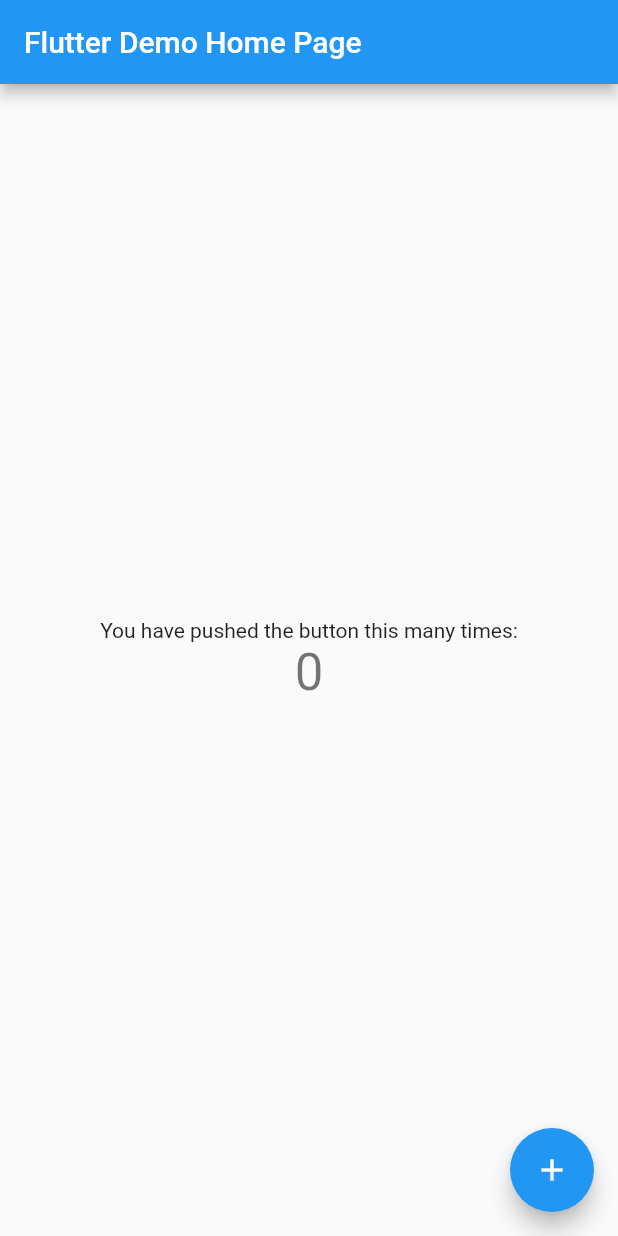
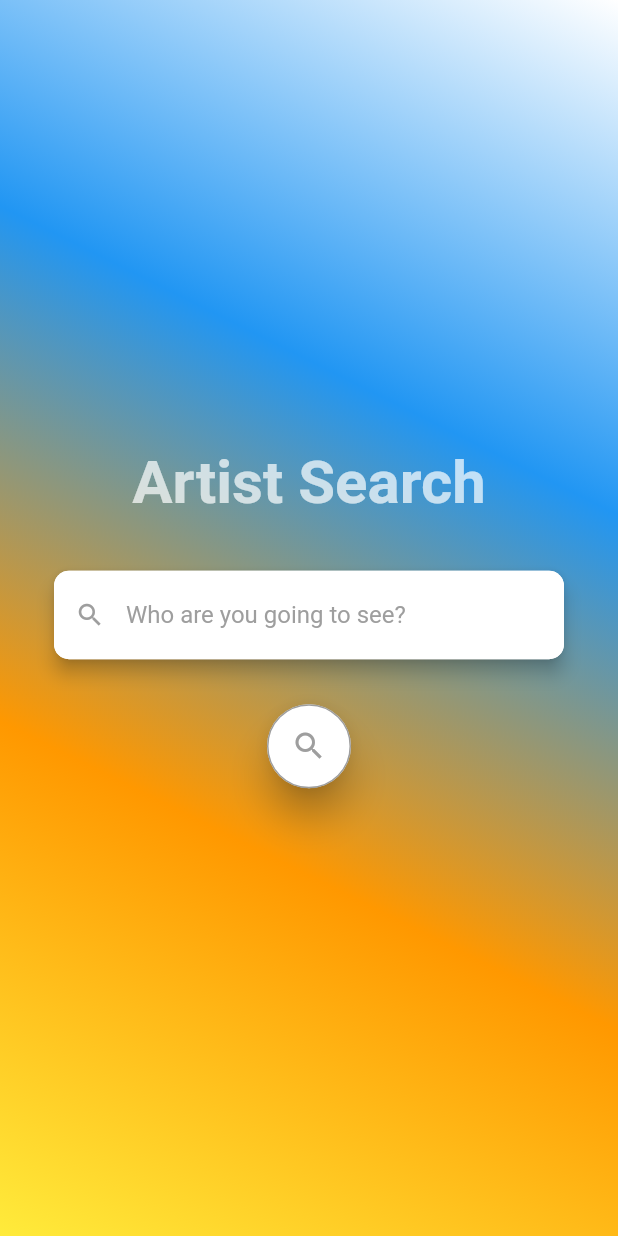
Before and after one commit to sean-broomfield/WDT-flutter, a Flutter app: the screen it shows after launch, on a phone screen of 412 x 824 dp. Run offline on Flutter 3.47's test engine with Material 2 defaults, Android fonts, the phone set to English and light mode, and no system bars.

Commit message:
Search page completed.

```diff
--- a/lib/main.dart
+++ b/lib/main.dart
@@ -1,4 +1,5 @@
 import 'package:flutter/material.dart';
+import 'package:weather_down_there/screens/artist_search.dart';
 
 void main() => runApp(MyApp());
 
@@ -10,53 +11,7 @@ class MyApp extends StatelessWidget {
       theme: ThemeData(
         primarySwatch: Colors.blue,
       ),
-      home: MyHomePage(title: 'Flutter Demo Home Page'),
+      home: ArtistSearchPage(),
     );
   }
 }
-
-class MyHomePage extends StatefulWidget {
-  MyHomePage({Key key, this.title}) : super(key: key);
-  final String title;
-
-  @override
-  _MyHomePageState createState() => _MyHomePageState();
-}
-
-class _MyHomePageState extends State<MyHomePage> {
-  int _counter = 0;
-
-  void _incrementCounter() {
-    setState(() {
-      _counter++;
-    });
-  }
-
-  @override
-  Widget build(BuildContext context) {
-    return Scaffold(
-      appBar: AppBar(
-        title: Text(widget.title),
-      ),
-      body: Center(
-        child: Column(
-          mainAxisAlignment: MainAxisAlignment.center,
-          children: <Widget>[
-            Text(
-              'You have pushed the button this many times:',
-            ),
-            Text(
-              '$_counter',
-              style: Theme.of(context).textTheme.display1,
-            ),
-          ],
-        ),
-      ),
-      floatingActionButton: FloatingActionButton(
-        onPressed: _incrementCounter,
-        tooltip: 'Increment',
-        child: Icon(Icons.add),
-      ), // This trailing comma makes auto-formatting nicer for build methods.
-    );
-  }
-}
--- /dev/null
+++ b/lib/screens/artist_search.dart
@@ -0,0 +1,74 @@
+import 'package:flutter/material.dart';
+import 'package:weather_down_there/utilities/constants.dart';
+import 'package:weather_down_there/widgets/search_button.dart';
+import 'package:weather_down_there/screens/search_results.dart';
+
+class ArtistSearchPage extends StatefulWidget {
+  @override
+  _ArtistSearchPageState createState() => _ArtistSearchPageState();
+}
+
+class _ArtistSearchPageState extends State<ArtistSearchPage> {
+  @override
+  Widget build(BuildContext context) {
+    return Scaffold(
+      body: Container(
+        decoration: BoxDecoration(
+          gradient: LinearGradient(
+            begin: Alignment.topRight,
+            end: Alignment.bottomLeft,
+            colors: [
+              Colors.white,
+              Colors.blue,
+              Colors.orange,
+              Colors.yellow,
+            ],
+          ),
+        ),
+        child: SafeArea(
+          child: Column(
+            crossAxisAlignment: CrossAxisAlignment.stretch,
+            mainAxisAlignment: MainAxisAlignment.center,
+            children: <Widget>[
+              Column(
+                children: <Widget>[
+                  Text(
+                    'Artist Search',
+                    style: TextStyle(
+                      fontSize: 40.0,
+                      fontWeight: FontWeight.bold,
+                      color: Colors.white70,
+                    ),
+                  ),
+                  SizedBox(
+                    height: 35.0,
+                  ),
+                  Container(
+                    padding: EdgeInsets.only(bottom: 30.0),
+                    width: 340.0,
+                    child: Material(
+                      elevation: 5.0,
+                      borderRadius: BorderRadius.all(
+                        Radius.circular(10.0),
+                      ),
+                      child: TextField(
+                        decoration: kArtistSearchDecoration,
+                      ),
+                    ),
+                  ),
+                  Container(
+                    child: SearchButton(() {
+                      Navigator.push(context, MaterialPageRoute(builder: (context){
+                        return SearchResults();
+                      }));
+                    }),
+                  ),
+                ],
+              ),
+            ],
+          ),
+        ),
+      ),
+    );
+  }
+}
--- /dev/null
+++ b/lib/screens/search_results.dart
@@ -0,0 +1,15 @@
+import 'package:flutter/material.dart';
+
+class SearchResults extends StatefulWidget {
+  @override
+  _SearchResultsState createState() => _SearchResultsState();
+}
+
+class _SearchResultsState extends State<SearchResults> {
+  @override
+  Widget build(BuildContext context) {
+    return Container(
+      child: SafeArea(child: Text('car'),),
+    );
+  }
+}
--- /dev/null
+++ b/lib/utilities/constants.dart
@@ -0,0 +1,21 @@
+import 'package:flutter/material.dart';
+
+const kArtistSearchDecoration = InputDecoration(
+  filled: true,
+  fillColor: Colors.white,
+  border: OutlineInputBorder(
+    borderRadius: BorderRadius.all(
+      Radius.circular(10.0),
+    ),
+    borderSide: BorderSide.none,
+  ),
+  hintText: 'Who are you going to see?',
+  hintStyle: TextStyle(
+    color: Colors.grey,
+  ),
+  prefixIcon: Icon(
+    Icons.search,
+    size: 20.0,
+    color: Colors.grey,
+  ),
+);
--- /dev/null
+++ b/lib/widgets/search_button.dart
@@ -0,0 +1,28 @@
+import 'package:flutter/material.dart';
+
+class SearchButton extends StatelessWidget {
+
+
+  SearchButton(this.onPressed);
+  final Function onPressed;
+
+  @override
+  Widget build(BuildContext context) {
+    return RawMaterialButton(
+      child: Icon(
+        Icons.search,
+        color: Colors.grey,
+      ),
+      shape: CircleBorder(
+        side: BorderSide(color: Colors.grey.shade500),
+      ),
+      onPressed: () {},
+      fillColor: Colors.white,
+      constraints: BoxConstraints.tightFor(
+        width: 56.0,
+        height: 56.0,
+      ),
+      elevation: 10.0,
+    );
+  }
+}
```
